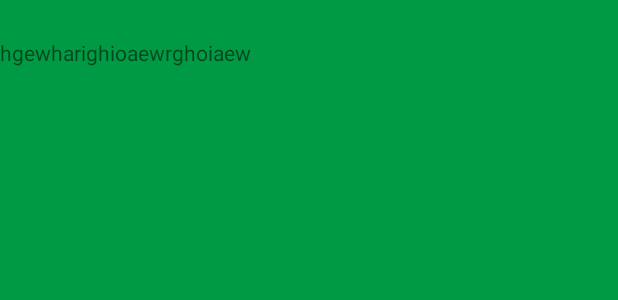
After one commit to aaaking/androidProjects, an Android app: the layout ac_test.xml on its own in the app's theme, with its tools: preview values and no code run, on a phone screen of 412 x 824 dp. The commit adds this screen. Shown: the top 300 px of the screen. Run offline under Robolectric (Android 15) with nearby library versions, the phone set to English and light mode, and no system bars.

```diff
--- a/CustomRefreshLayout/app/src/main/java/com/crl/zzh/customrefreshlayout/BaseActivity.kt
+++ b/CustomRefreshLayout/app/src/main/java/com/crl/zzh/customrefreshlayout/BaseActivity.kt
@@ -4,9 +4,11 @@ import android.os.Build
 import android.os.Bundle
 import android.support.v7.app.AppCompatActivity
 import android.view.WindowManager
+import com.crl.zzh.customrefreshlayout.Util.ScreenUtil
 
 open class BaseActivity : AppCompatActivity() {
     override fun onCreate(savedInstanceState: Bundle?) {
+        ScreenUtil.init(this)
         super.onCreate(savedInstanceState)
         if (Build.VERSION.SDK_INT >= Build.VERSION_CODES.KITKAT) {
             var localLayoutParams: WindowManager.LayoutParams = getWindow().getAttributes()
--- a/CustomRefreshLayout/app/src/main/java/com/crl/zzh/customrefreshlayout/activity/TestAC.kt
+++ b/CustomRefreshLayout/app/src/main/java/com/crl/zzh/customrefreshlayout/activity/TestAC.kt
@@ -23,7 +23,7 @@ class TestAC : BaseActivity() {
         super.onCreate(savedInstanceState)
         val content = FrameLayout(this)
         content.setBackgroundColor(resources.getColor(R.color.colorPrimary))
-        setContentView(content)
+        setContentView(R.layout.ac_test)
         testSwipeback()
     }
 
@@ -57,6 +57,6 @@ class TestAC : BaseActivity() {
                 decorView.setX(0f)
             }
         }
-        return true
+        return super.onTouchEvent(event)
     }
 }
--- /dev/null
+++ b/CustomRefreshLayout/app/src/main/res/layout/ac_test.xml
@@ -0,0 +1,11 @@
+<?xml version="1.0" encoding="utf-8"?>
+<LinearLayout xmlns:android="http://schemas.android.com/apk/res/android"
+              android:orientation="vertical"
+              android:background="@color/colorPrimary"
+              android:paddingTop="@dimen/toppadding_to_fit_statusbar"
+              android:layout_width="match_parent"
+              android:layout_height="match_parent">
+    <TextView android:layout_width="match_parent" android:layout_height="match_parent"
+    android:text="hgewharighioaewrghoiaew"/>
+
+</LinearLayout>
--- a/CustomRefreshLayout/app/src/main/res/values/styles.xml
+++ b/CustomRefreshLayout/app/src/main/res/values/styles.xml
@@ -15,6 +15,7 @@
 
     <style name="AppTheme.WindowTranslucent" parent="AppTheme.NoActionBar">
         <item name="android:windowIsTranslucent">true</item>
+        <item name="android:windowBackground">@android:color/transparent</item>
     </style>
 
     <style name="AppTheme.Base" parent="Theme.AppCompat.Light.DarkActionBar">
```
